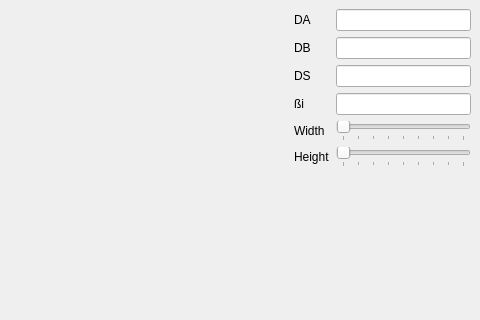
Above: MainWindow.ui from thomasdeniau/pyfauxfur before the change; both pictures show x 121 to 601 and y 0 to 320 of the 601 by 451 pixel window. Below: the same form after it.
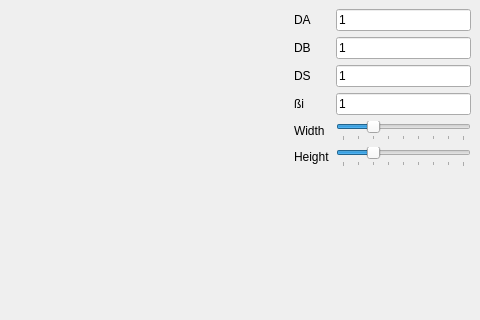
That is the form after the change. Custom widgets are drawn as their Qt base class.

Commit message: Default values Start of the work on the OpenGL proj matrices (still needs work) Stop the thread when quitting the app

```diff
--- a/MainWindow.ui
+++ b/MainWindow.ui
@@ -42,7 +42,11 @@
          </widget>
         </item>
         <item row="0" column="1" >
-         <widget class="QLineEdit" name="daField" />
+         <widget class="QLineEdit" name="daField" >
+          <property name="text" >
+           <string>1</string>
+          </property>
+         </widget>
         </item>
         <item row="1" column="0" >
          <widget class="QLabel" name="label_2" >
@@ -52,7 +56,11 @@
          </widget>
         </item>
         <item row="1" column="1" >
-         <widget class="QLineEdit" name="dbField" />
+         <widget class="QLineEdit" name="dbField" >
+          <property name="text" >
+           <string>1</string>
+          </property>
+         </widget>
         </item>
         <item row="2" column="0" >
          <widget class="QLabel" name="label_3" >
@@ -62,7 +70,11 @@
          </widget>
         </item>
         <item row="2" column="1" >
-         <widget class="QLineEdit" name="dsField" />
+         <widget class="QLineEdit" name="dsField" >
+          <property name="text" >
+           <string>1</string>
+          </property>
+         </widget>
         </item>
         <item row="3" column="0" >
          <widget class="QLabel" name="label_4" >
@@ -72,7 +84,11 @@
          </widget>
         </item>
         <item row="3" column="1" >
-         <widget class="QLineEdit" name="betaField" />
+         <widget class="QLineEdit" name="betaField" >
+          <property name="text" >
+           <string>1</string>
+          </property>
+         </widget>
         </item>
         <item row="4" column="0" >
          <widget class="QLabel" name="label_5" >
@@ -86,6 +102,9 @@
           <property name="maximum" >
            <number>800</number>
           </property>
+          <property name="value" >
+           <number>200</number>
+          </property>
           <property name="orientation" >
            <enum>Qt::Horizontal</enum>
           </property>
@@ -109,6 +128,9 @@
           <property name="maximum" >
            <number>800</number>
           </property>
+          <property name="value" >
+           <number>200</number>
+          </property>
           <property name="orientation" >
            <enum>Qt::Horizontal</enum>
           </property>
```
The commit also changes 2 other files.
